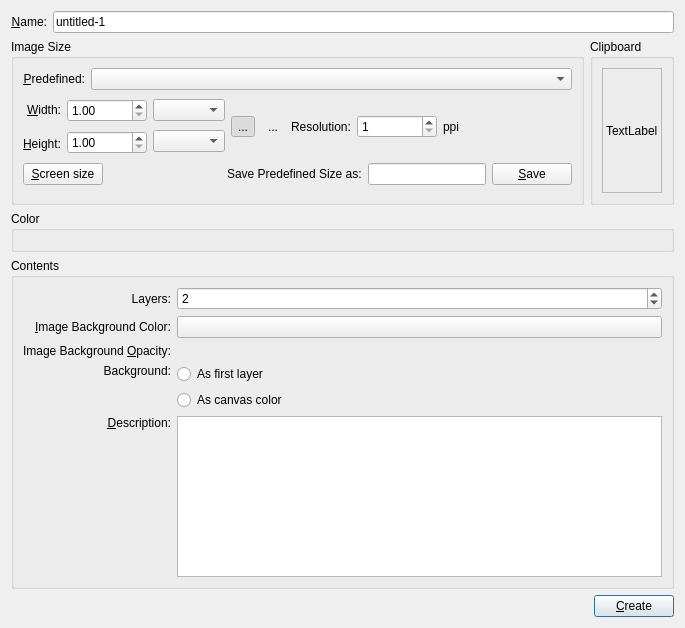
Before: the Qt Designer form libs/ui/forms/wdgnewimage.ui in KDE/krita, drawn with Qt 5.
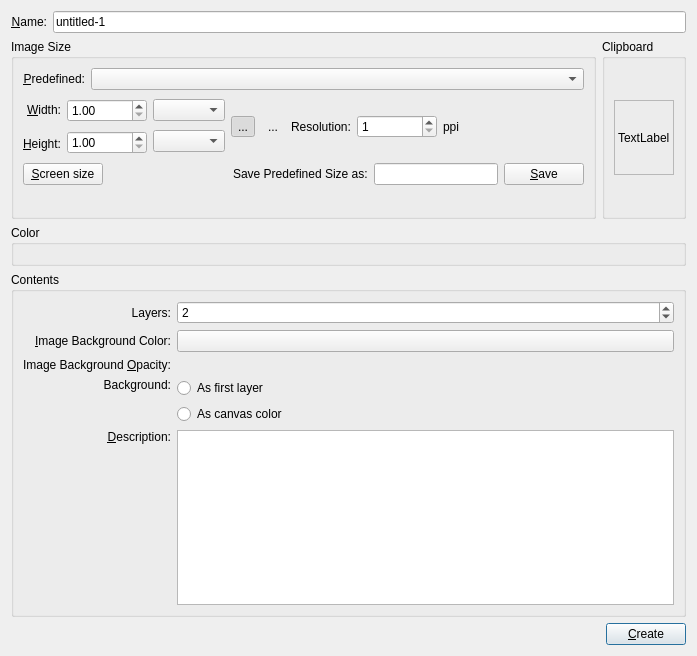
After: the same form once the commit is applied. Custom widgets are drawn as their Qt base class.

Commit message: BUG:359102 Max the clipboard image label to 75x75

What changed in the file:
```diff
--- a/libs/ui/forms/wdgnewimage.ui
+++ b/libs/ui/forms/wdgnewimage.ui
@@ -6,8 +6,8 @@
    <rect>
     <x>0</x>
     <y>0</y>
-    <width>685</width>
-    <height>628</height>
+    <width>697</width>
+    <height>656</height>
    </rect>
   </property>
   <property name="windowTitle">
@@ -63,9 +63,6 @@
          <layout class="QHBoxLayout">
           <item>
            <layout class="QVBoxLayout">
-            <property name="margin">
-             <number>0</number>
-            </property>
             <item>
              <widget class="QLabel" name="lblWidth">
               <property name="text">
@@ -96,9 +93,6 @@
           </item>
           <item>
            <layout class="QVBoxLayout">
-            <property name="margin">
-             <number>0</number>
-            </property>
             <item>
              <widget class="QDoubleSpinBox" name="doubleWidth">
               <property name="minimumSize">
@@ -138,9 +132,6 @@
           </item>
           <item>
            <layout class="QVBoxLayout">
-            <property name="margin">
-             <number>0</number>
-            </property>
             <item>
              <widget class="QComboBox" name="cmbWidthUnit"/>
             </item>
@@ -338,8 +329,8 @@
          <widget class="QLabel" name="lblPreview">
           <property name="maximumSize">
            <size>
-            <width>250</width>
-            <height>250</height>
+            <width>75</width>
+            <height>75</height>
            </size>
           </property>
           <property name="baseSize">
@@ -549,9 +540,6 @@
    </item>
    <item>
     <layout class="QHBoxLayout">
-     <property name="margin">
-      <number>0</number>
-     </property>
      <item>
       <spacer>
        <property name="orientation">
@@ -592,18 +580,18 @@
    <header>kcolorbutton.h</header>
    <container>1</container>
   </customwidget>
-  <customwidget>
-   <class>KisColorSpaceSelector</class>
-   <extends>QWidget</extends>
-   <header>widgets/kis_color_space_selector.h</header>
-   <container>1</container>
-  </customwidget>
   <customwidget>
    <class>KisDoubleSliderSpinBox</class>
    <extends>QWidget</extends>
    <header>kis_slider_spin_box.h</header>
    <container>1</container>
   </customwidget>
+  <customwidget>
+   <class>KisColorSpaceSelector</class>
+   <extends>QWidget</extends>
+   <header>widgets/kis_color_space_selector.h</header>
+   <container>1</container>
+  </customwidget>
  </customwidgets>
  <tabstops>
   <tabstop>createButton</tabstop>
```
Left out of the diff: 15 changed lines with no effect on the pictures. The commit also changes 1 other file.
